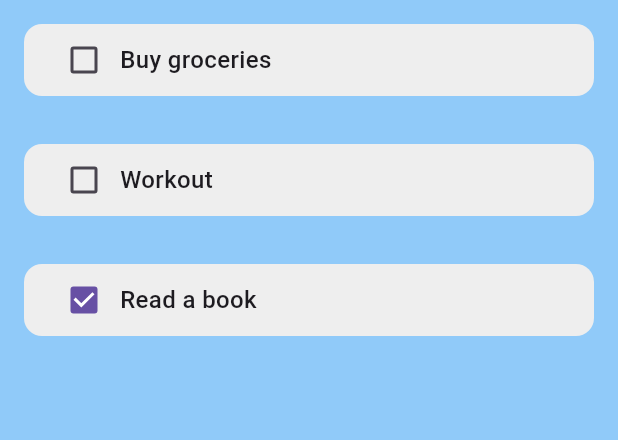
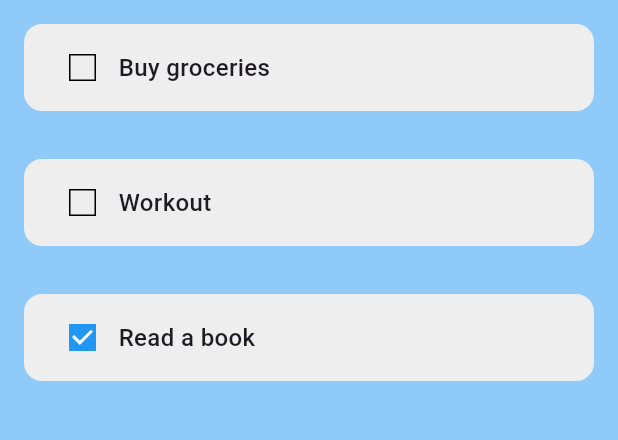
Before and after one commit to Luchitha7/To-do_Flutter, a Flutter app: the screen it shows after launch, on a phone screen of 412 x 824 dp, the part 84-524 px from its top. Run offline on Flutter 3.47's test engine with Material 3 defaults, Android fonts, the phone set to English and light mode, and no system bars.

Commit message:
Checkbox customized

```diff
--- a/lib/util/todo_tile.dart
+++ b/lib/util/todo_tile.dart
@@ -18,14 +18,21 @@ class ToDoTile extends StatelessWidget {
     return Padding(
       padding: const EdgeInsets.all(16),
       child: Container(
-        padding: const EdgeInsets.only(left: 16),
+        padding: const EdgeInsets.only(left: 15.0, right: 25.0, top:5.0, bottom: 5.0),
         decoration: BoxDecoration(
           color: Colors.grey[200],
           borderRadius: BorderRadius.circular(12),
         ),
         child: Row(
           children: [
-            Checkbox(value: taskCompleted, onChanged: onChanged),
+            Checkbox(value: taskCompleted, onChanged: onChanged,
+            activeColor: Colors.blue,
+            checkColor: Colors.white,
+            side: BorderSide(color: Colors.black),
+            //fillColor: MaterialStateProperty.all(Colors.blue),
+            shape: RoundedRectangleBorder(
+            ),
+            ),
             //Task Name
             Text(
               taskName,
```
